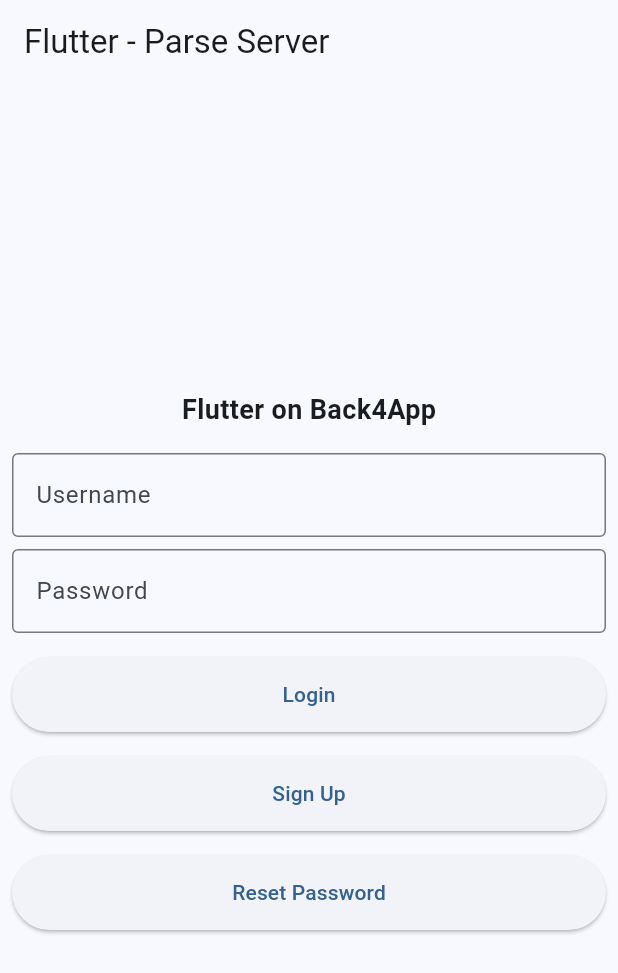
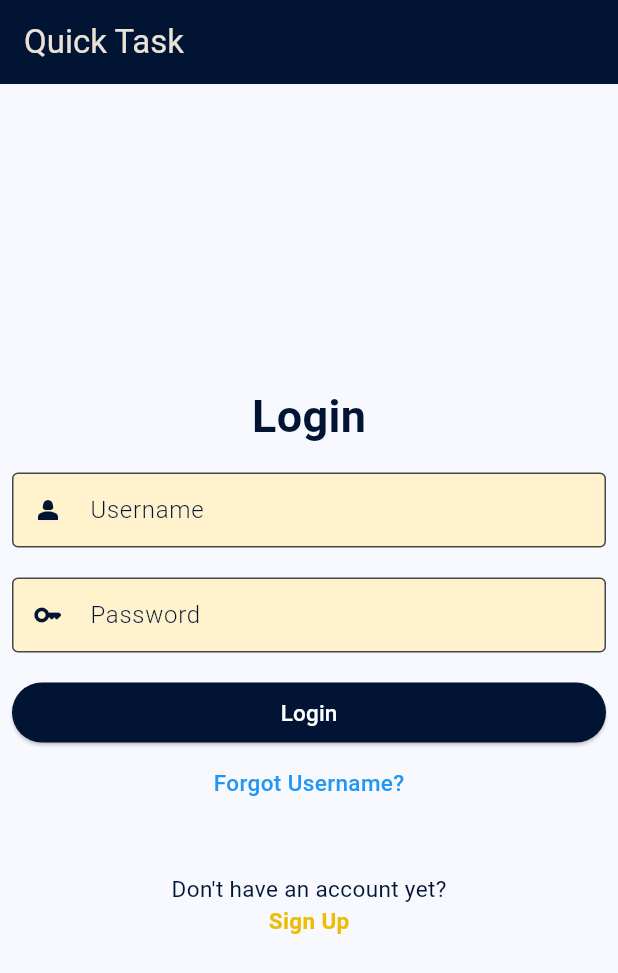
Before and after one commit to A-iswarya/quick_task, a Flutter app: the screen it shows after launch, on a phone screen of 412 x 824 dp. Shown: the top 973 px of the screen. Run offline on Flutter 3.47's test engine with Material 3 defaults, Android fonts, the phone set to English and light mode, and no system bars; our stand-ins replace parse_server_sdk_flutter.

Commit message:
Login page completed

```diff
--- /dev/null
+++ b/lib/header.dart
@@ -0,0 +1,21 @@
+import 'package:flutter/material.dart';
+import 'package:quick_task/helpers.dart';
+
+class Header extends StatelessWidget implements PreferredSizeWidget {
+  final List<Widget> actions;
+  const Header({this.actions = const [], super.key});
+
+  @override
+  Widget build(BuildContext context) {
+    return AppBar(
+        title: Text(
+          'Quick Task',
+          style: TextStyle(color: headerTextColor),
+        ),
+        backgroundColor: bgColor,
+        actions: actions);
+  }
+
+  @override
+  Size get preferredSize => const Size.fromHeight(kToolbarHeight);
+}
--- a/lib/login_page.dart
+++ b/lib/login_page.dart
@@ -1,13 +1,19 @@
 import 'package:flutter/material.dart';
 import 'package:parse_server_sdk_flutter/parse_server_sdk_flutter.dart';
+import 'package:quick_task/header.dart';
 import 'message.dart';
 import 'sign_up_page.dart';
 import 'reset_password_page.dart';
 import 'user_page.dart';
+import 'helpers.dart';
 
 class LoginPage extends StatefulWidget {
+  const LoginPage({super.key});
+
   @override
-  _LoginPageState createState() => _LoginPageState();
+  State<LoginPage> createState() {
+    return _LoginPageState();
+  }
 }
 
 class _LoginPageState extends State<LoginPage> {
@@ -18,9 +24,7 @@ class _LoginPageState extends State<LoginPage> {
   @override
   Widget build(BuildContext context) {
     return Scaffold(
-      appBar: AppBar(
-        title: const Text('Flutter - Parse Server'),
-      ),
+      appBar: const Header(),
       body: Center(
         child: SingleChildScrollView(
           padding: const EdgeInsets.all(8),
@@ -28,28 +32,46 @@ class _LoginPageState extends State<LoginPage> {
             crossAxisAlignment: CrossAxisAlignment.stretch,
             children: [
               Center(
-                child: const Text('Flutter on Back4App',
-                    style:
-                        TextStyle(fontSize: 18, fontWeight: FontWeight.bold)),
+                child: Text('Login',
+                    style: TextStyle(
+                        fontSize: 30,
+                        fontWeight: FontWeight.bold,
+                        color: bgColor)),
+              ),
+              const SizedBox(
+                height: 16,
               ),
               SizedBox(
-                height: 16,
-              ),
-              TextField(
+                  height: 50,
+                  child: TextField(
                     controller: controllerUsername,
                     enabled: !isLoggedIn,
                     keyboardType: TextInputType.text,
                     textCapitalization: TextCapitalization.none,
                     autocorrect: false,
                     decoration: InputDecoration(
+                      floatingLabelBehavior: FloatingLabelBehavior.never,
+                      filled: true,
+                      fillColor: const Color.fromARGB(255, 255, 242, 204),
+                      labelStyle: TextStyle(
+                          color: bgColor, fontWeight: FontWeight.w300),
                       border: OutlineInputBorder(
-                        borderSide: BorderSide(color: Colors.black)),
-                    labelText: 'Username'),
+                        borderSide: BorderSide(color: bgColor),
+                      ),
+                      labelText: 'Username',
+                      prefixIcon: Icon(
+                        Icons.person_2_sharp,
+                        size: 20,
+                        color: bgColor, // Change the color as needed
+                      ),
+                    ),
+                  )),
+              const SizedBox(
+                height: 20,
               ),
               SizedBox(
-                height: 8,
-              ),
-              TextField(
+                height: 50,
+                child: TextField(
                   controller: controllerPassword,
                   enabled: !isLoggedIn,
                   obscureText: true,
@@ -57,39 +79,72 @@ class _LoginPageState extends State<LoginPage> {
                   textCapitalization: TextCapitalization.none,
                   autocorrect: false,
                   decoration: InputDecoration(
+                      floatingLabelBehavior: FloatingLabelBehavior.never,
+                      filled: true,
+                      fillColor: const Color.fromARGB(255, 255, 242, 204),
+                      prefixIcon: Icon(
+                        Icons.key_rounded,
+                        size: 20,
+                        color: bgColor, // Change the color as needed
+                      ),
+                      labelStyle: TextStyle(
+                          color: bgColor, fontWeight: FontWeight.w300),
                       border: OutlineInputBorder(
-                        borderSide: BorderSide(color: Colors.black)),
+                          borderSide: BorderSide(color: bgColor)),
                       labelText: 'Password'),
                 ),
+              ),
+              const SizedBox(
+                height: 20,
+              ),
               SizedBox(
+                height: 40,
+                child: ElevatedButton(
+                  style: ButtonStyle(
+                    backgroundColor: MaterialStateProperty.all(bgColor),
+                  ),
+                  onPressed: isLoggedIn ? null : () => doUserLogin(),
+                  child: const Text(
+                    'Login',
+                    style: TextStyle(color: Colors.white, fontSize: 15),
+                  ),
+                ),
+              ),
+              const SizedBox(
                 height: 16,
               ),
-              Container(
+              InkWell(
+                onTap: () => navigateToResetPassword(),
+                child: const Center(
+                    child: Text(
+                  'Forgot Username?',
+                  style: TextStyle(
+                      color: Colors.blue,
+                      fontSize: 15,
+                      fontWeight: FontWeight.w500),
+                )),
+              ),
+              const SizedBox(
                 height: 50,
-                child: ElevatedButton(
-                  child: const Text('Login'),
-                  onPressed: isLoggedIn ? null : () => doUserLogin(),
-                ),
               ),
               SizedBox(
-                height: 16,
+                  child: Center(
+                child: Text(
+                  "Don't have an account yet?",
+                  style: TextStyle(color: bgColor, fontSize: 15),
                 ),
-              Container(
-                height: 50,
-                child: ElevatedButton(
-                  child: const Text('Sign Up'),
-                  onPressed: () => navigateToSignUp(),
+              )),
+              InkWell(
+                onTap: isLoggedIn ? null : () => navigateToSignUp(),
+                child: const Center(
+                    child: Text(
+                  'Sign Up',
+                  style: TextStyle(
+                    color: Color.fromARGB(255, 238, 187, 5),
+                    fontSize: 15,
+                    fontWeight: FontWeight.bold,
                   ),
-              ),
-              SizedBox(
-                height: 16,
-              ),
-              Container(
-                height: 50,
-                child: ElevatedButton(
-                  child: const Text('Reset Password'),
-                  onPressed: () => navigateToResetPassword(),
-                ),
+                )),
               )
             ],
           ),
@@ -116,7 +171,7 @@ class _LoginPageState extends State<LoginPage> {
   void navigateToUser() {
     Navigator.pushAndRemoveUntil(
       context,
-      MaterialPageRoute(builder: (context) => UserPage()),
+      MaterialPageRoute(builder: (context) => const UserPage()),
       (Route<dynamic> route) => false,
     );
   }
```
Also changed, not shown: lib/helpers.dart (added, +15 -0 lines), lib/reset_password_page.dart (+17 -1 lines), lib/user_page.dart (+40 -21 lines), 1 other file. Lines whose indentation alone changed are shown as unchanged.
